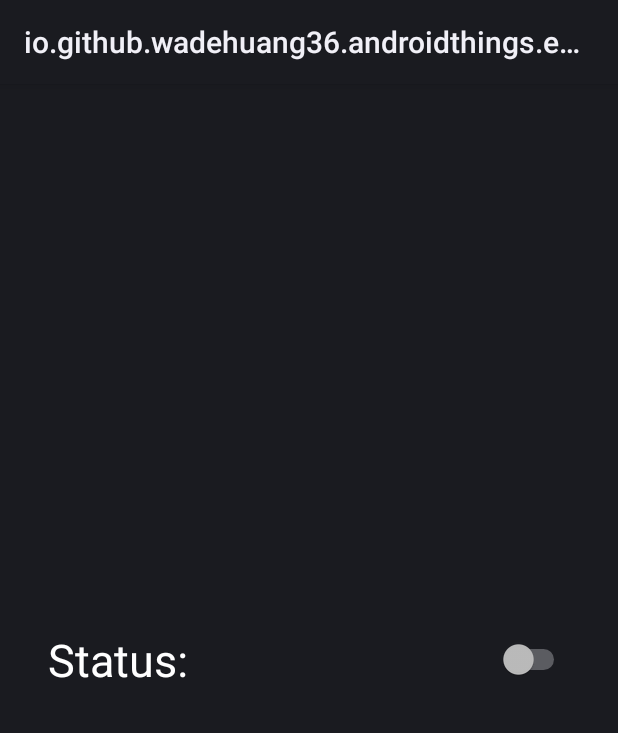
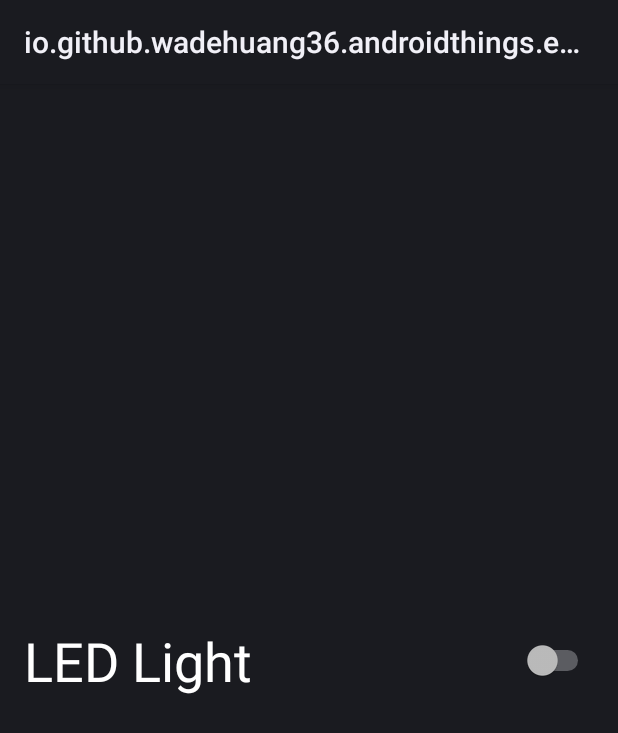
Before and after one commit to wadehuang36/Android-Things-Examples, an Android app: the screen it shows after launch (MainActivity), on a phone screen of 412 x 824 dp. Shown: the top 733 px of the screen. Run offline under Robolectric (Android 15) with nearby library versions, the phone set to English and light mode, and no system bars; libraries missing offline, so code that uses them is left out: com.google.android.things; 4 statements that could not run were skipped.

Commit message:
Update Layout

```diff
--- a/app1/src/main/res/layout/activity_main.xml
+++ b/app1/src/main/res/layout/activity_main.xml
@@ -1,14 +1,18 @@
 <?xml version="1.0" encoding="utf-8"?>
-<RelativeLayout xmlns:android="http://schemas.android.com/apk/res/android"
+<android.support.constraint.ConstraintLayout xmlns:android="http://schemas.android.com/apk/res/android"
+    xmlns:app="http://schemas.android.com/apk/res-auto"
     android:layout_width="match_parent"
     android:layout_height="match_parent"
-    android:layout_margin="32dp">
+    android:layout_margin="16dp">
 
     <Switch
         android:id="@+id/ledSwitch"
-        android:layout_width="match_parent"
+        android:layout_width="0dp"
         android:layout_height="wrap_content"
-        android:text="Status:"
-        android:layout_centerInParent="true"
-        android:textSize="30sp" />
-</RelativeLayout>
+        android:text="LED Light"
+        android:textSize="36sp"
+        app:layout_constraintBottom_toBottomOf="parent"
+        app:layout_constraintEnd_toEndOf="parent"
+        app:layout_constraintStart_toStartOf="parent"
+        app:layout_constraintTop_toTopOf="parent" />
+</android.support.constraint.ConstraintLayout>
```
Also changed, not shown: 1 other file.
